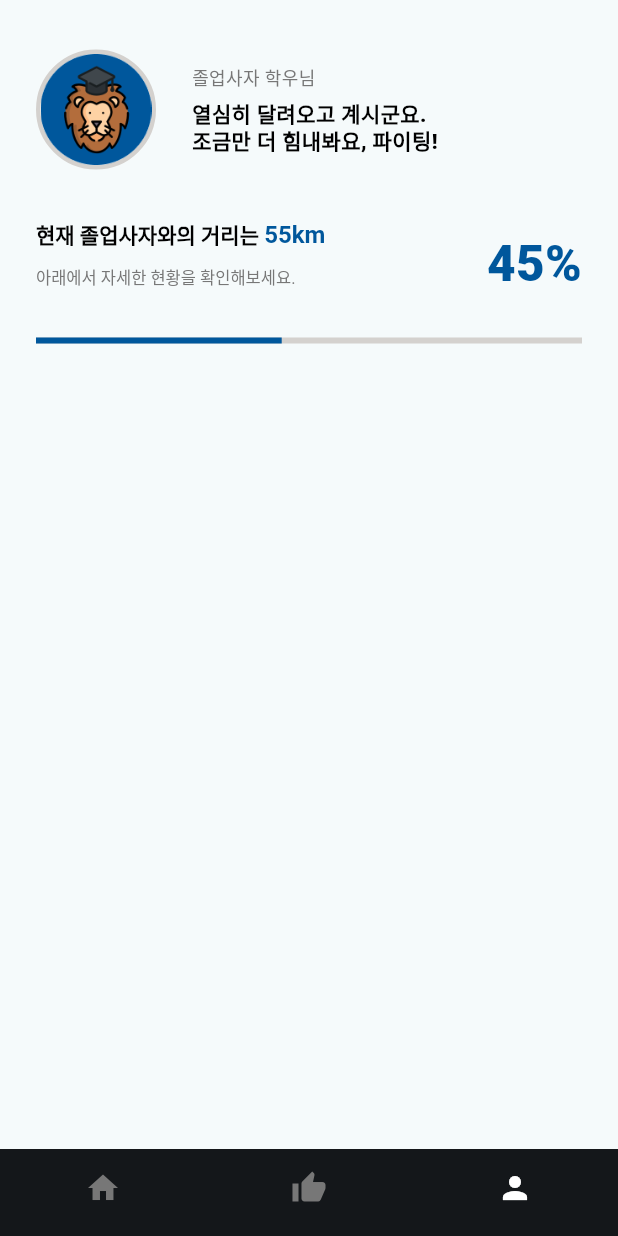
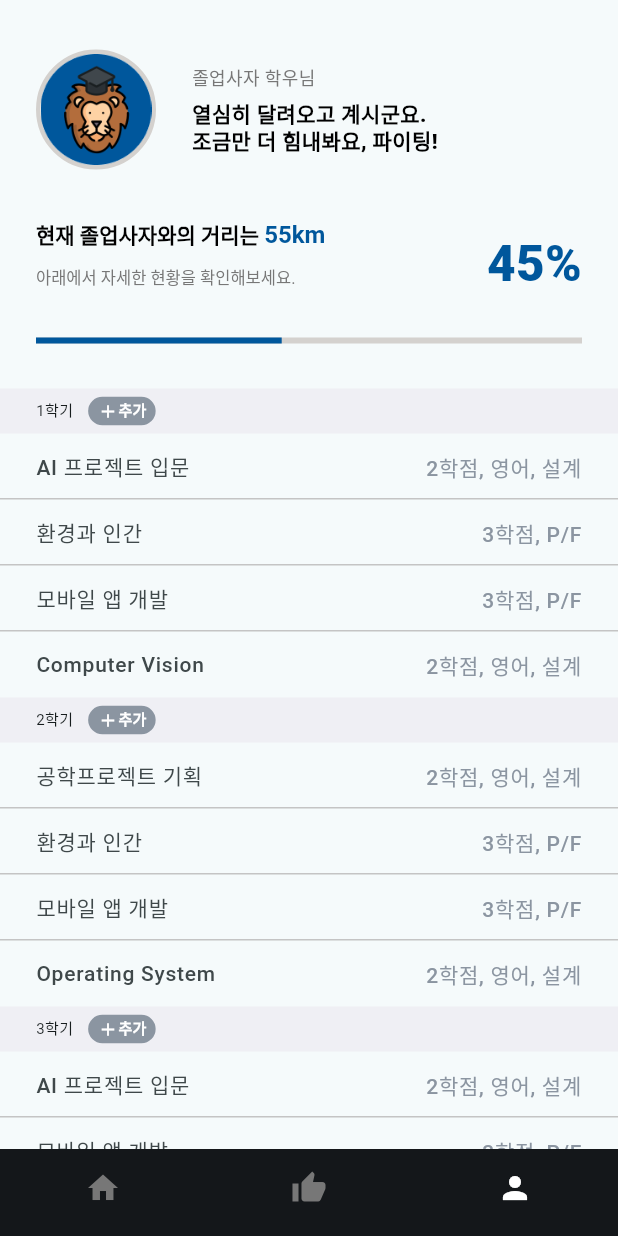
Before and after one commit to hanmo2000110/GraduationLion, a Flutter app: the screen it shows after launch, item 3 of the bottom bar chosen, on a phone screen of 412 x 824 dp. Run offline on Flutter 3.47's test engine with Material 2 defaults, Android fonts, the phone set to English and light mode, and no system bars; drawn by our look-alikes of flutter_slidable; our stand-ins replace get.

Commit message:
mypage 졸업가능? 버튼 제외 구현

```diff
--- a/lib/screen/mypage.dart
+++ b/lib/screen/mypage.dart
@@ -1,4 +1,6 @@
 import 'package:flutter/material.dart';
+import 'recommend.dart';
+import 'package:flutter_slidable/flutter_slidable.dart';
 
 class MyPage extends StatefulWidget {
   const MyPage({super.key});
@@ -19,6 +21,87 @@ class MyPageState extends State<MyPage> {
             children: <Widget>[
               profile('졸업사자'),
               currentState(45),
+
+              // 학기 별 수강 강의 목록
+              // 1학기
+              semesterWithAdd('1'),
+              courseView('AI 프로젝트 입문', courseDesc1),
+              divider(),
+              courseView('환경과 인간', courseDesc2),
+              divider(),
+              courseView('모바일 앱 개발', courseDesc2),
+              divider(),
+              courseView('Computer Vision', courseDesc1),
+
+              // 2학기
+              semesterWithAdd('2'),
+              courseView('공학프로젝트 기획', courseDesc1),
+              divider(),
+              courseView('환경과 인간', courseDesc2),
+              divider(),
+              courseView('모바일 앱 개발', courseDesc2),
+              divider(),
+              courseView('Operating System', courseDesc1),
+
+              // 3학기
+              semesterWithAdd('3'),
+              courseView('AI 프로젝트 입문', courseDesc1),
+              divider(),
+              courseView('모바일 앱 개발', courseDesc2),
+              divider(),
+              courseView('환경과 인간', courseDesc2),
+              divider(),
+              courseView('Computer Network', courseDesc1),
+
+              // 4학기
+              semesterWithAdd('4'),
+              courseView('AI 프로젝트 입문', courseDesc1),
+              divider(),
+              courseView('환경과 인간', courseDesc2),
+              divider(),
+              courseView('모바일 앱 개발', courseDesc2),
+              divider(),
+              courseView('Computer Vision', courseDesc1),
+
+              // 5학기
+              semesterWithAdd('5'),
+              courseView('AI 프로젝트 입문', courseDesc1),
+              divider(),
+              courseView('환경과 인간', courseDesc2),
+              divider(),
+              courseView('모바일 앱 개발', courseDesc2),
+              divider(),
+              courseView('Computer Vision', courseDesc1),
+
+              // 6학기
+              semesterWithAdd('6'),
+              courseView('공학프로젝트 기획', courseDesc1),
+              divider(),
+              courseView('환경과 인간', courseDesc2),
+              divider(),
+              courseView('모바일 앱 개발', courseDesc2),
+              divider(),
+              courseView('Operating System', courseDesc1),
+
+              // 7학기
+              semesterWithAdd('7'),
+              courseView('AI 프로젝트 입문', courseDesc1),
+              divider(),
+              courseView('모바일 앱 개발', courseDesc2),
+              divider(),
+              courseView('환경과 인간', courseDesc2),
+              divider(),
+              courseView('Computer Network', courseDesc1),
+
+              // 8학기
+              semesterWithAdd('8'),
+              courseView('AI 프로젝트 입문', courseDesc1),
+              divider(),
+              courseView('환경과 인간', courseDesc2),
+              divider(),
+              courseView('Computer Vision', courseDesc1),
+              divider(),
+              courseView('환경과 인간', courseDesc2),
             ],
           ),
         ],
@@ -132,3 +215,94 @@ Widget currentState(int state) {
     ),
   );
 }
+
+Widget semesterWithAdd(String semester) {
+  // 학기 수 + 추가 버튼
+  return Stack(
+    alignment: AlignmentDirectional.center,
+    children: [
+      Container(
+        height: 30,
+        color: const Color(0xFFEFEFF4),
+      ),
+      Row(
+        crossAxisAlignment: CrossAxisAlignment.center,
+        children: [
+          Padding(
+            padding: const EdgeInsets.only(left: 24),
+            child: Text('$semester학기', style: const TextStyle(fontSize: 10)),
+          ),
+          Container(
+            height: 19,
+            width: 45,
+            margin: const EdgeInsets.only(left: 10),
+            child: ElevatedButton(
+              onPressed: () {},
+              style: ElevatedButton.styleFrom(
+                  elevation: 0.0,
+                  minimumSize: Size.zero,
+                  padding: EdgeInsets.zero,
+                  backgroundColor: const Color(0xff8B95A1),
+                  textStyle: const TextStyle(
+                      color: Colors.white,
+                      fontWeight: FontWeight.w600,
+                      fontSize: 12)),
+              child: const Row(
+                mainAxisAlignment: MainAxisAlignment.center,
+                children: [
+                  Icon(
+                    Icons.add,
+                    size: 14,
+                    color: Colors.white,
+                  ),
+                  Text("추가",
+                      style: TextStyle(
+                          height: 1,
+                          color: Colors.white,
+                          fontWeight: FontWeight.w600,
+                          fontSize: 10)),
+                ],
+              ),
+            ),
+          ),
+        ],
+      ),
+    ],
+  );
+}
+
+Widget courseView(String title, List desc) {
+  var showList = desc.join(", ");
+
+  return Slidable(
+    endActionPane: ActionPane(
+      extentRatio: 0.2,
+      motion: const ScrollMotion(),
+      children: [
+        SlidableAction(
+          onPressed: (BuildContext context) {},
+          backgroundColor: const Color(0xFFFF0000),
+          foregroundColor: Colors.white,
+          icon: Icons.delete,
+        ),
+      ],
+    ),
+    child: ListTile(
+      visualDensity: const VisualDensity(vertical: -3),
+      contentPadding: const EdgeInsets.symmetric(horizontal: 24),
+      leading: Text(
+        title,
+        style: const TextStyle(fontWeight: FontWeight.w500, fontSize: 14),
+      ),
+      trailing: Text(
+        showList,
+        textAlign: TextAlign.end,
+        style: const TextStyle(
+            fontWeight: FontWeight.w500,
+            fontSize: 14,
+            color: Color(0xff8B95A1),
+            height: 1.1),
+      ),
+    ),
+  );
+}
--- a/lib/screen/recommend.dart
+++ b/lib/screen/recommend.dart
@@ -7,7 +7,6 @@ class RecommendPage extends StatefulWidget {
   State<RecommendPage> createState() => RecommendPageState();
 }
 
-class RecommendPageState extends State<RecommendPage> {
 List<String> courseDesc1 = [
   '2학점',
   '영어',
@@ -19,6 +18,7 @@ class RecommendPageState extends State<RecommendPage> {
   'P/F',
 ];
 
+class RecommendPageState extends State<RecommendPage> {
   @override
   Widget build(BuildContext context) {
     return Scaffold(
--- a/pubspec.yaml
+++ b/pubspec.yaml
@@ -37,6 +37,7 @@ dependencies:
   # Use with the CupertinoIcons class for iOS style icons.
   cupertino_icons: ^1.0.2
   get: ^4.6.5
+  flutter_slidable: ^3.0.0
 
 dev_dependencies:
   flutter_test:
```
Also changed, not shown: pubspec.lock. Lines whose indentation alone changed are shown as unchanged.
